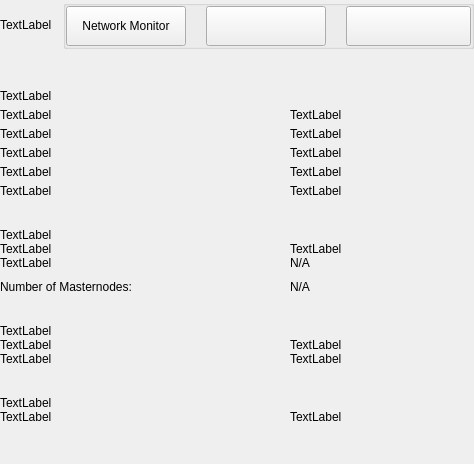
The window that src/qt/rapids/settings/forms/settingsinformationwidget.ui (RapidsOfficial/Rapids) describes before a commit, drawn with Qt 5.
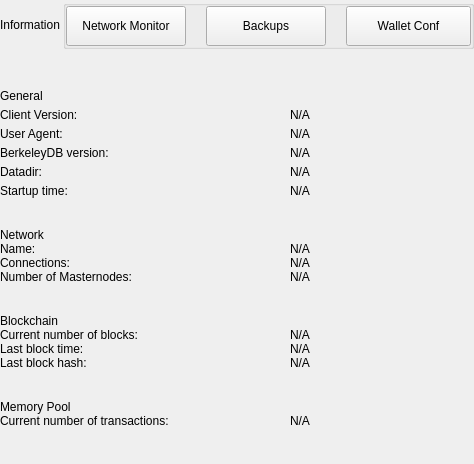
The same window after the commit.

Patch:
```diff
--- a/src/qt/rapids/settings/forms/settingsinformationwidget.ui
+++ b/src/qt/rapids/settings/forms/settingsinformationwidget.ui
@@ -57,7 +57,7 @@
           <item>
            <widget class="QLabel" name="labelTitle">
             <property name="text">
-             <string>TextLabel</string>
+             <string>Information</string>
             </property>
            </widget>
           </item>
@@ -135,7 +135,7 @@
                 <enum>Qt::NoFocus</enum>
                </property>
                <property name="text">
-                <string/>
+                <string>Backups</string>
                </property>
                <property name="checkable">
                 <bool>false</bool>
@@ -163,7 +163,7 @@
                 <enum>Qt::NoFocus</enum>
                </property>
                <property name="text">
-                <string/>
+                <string>Wallet Conf</string>
                </property>
                <property name="checkable">
                 <bool>false</bool>
@@ -218,7 +218,7 @@
            <item>
             <widget class="QLabel" name="labelTitleGeneral">
              <property name="text">
-              <string>TextLabel</string>
+              <string>General</string>
              </property>
             </widget>
            </item>
@@ -242,14 +242,14 @@
                 </size>
                </property>
                <property name="text">
-                <string>TextLabel</string>
+                <string>Client Version:</string>
                </property>
               </widget>
              </item>
              <item>
               <widget class="QLabel" name="labelInfoClient">
                <property name="text">
-                <string>TextLabel</string>
+                <string notr="true">N/A</string>
                </property>
               </widget>
              </item>
@@ -275,14 +275,14 @@
                 </size>
                </property>
                <property name="text">
-                <string>TextLabel</string>
+                <string>User Agent:</string>
                </property>
               </widget>
              </item>
              <item>
               <widget class="QLabel" name="labelInfoAgent">
                <property name="text">
-                <string>TextLabel</string>
+                <string notr="true">N/A</string>
                </property>
               </widget>
              </item>
@@ -308,14 +308,14 @@
                 </size>
                </property>
                <property name="text">
-                <string>TextLabel</string>
+                <string>BerkeleyDB version:</string>
                </property>
               </widget>
              </item>
              <item>
               <widget class="QLabel" name="labelInfoBerkeley">
                <property name="text">
-                <string>TextLabel</string>
+                <string notr="true">N/A</string>
                </property>
               </widget>
              </item>
@@ -341,14 +341,14 @@
                 </size>
                </property>
                <property name="text">
-                <string>TextLabel</string>
+                <string>Datadir:</string>
                </property>
               </widget>
              </item>
              <item>
               <widget class="QLabel" name="labelInfoDataDir">
                <property name="text">
-                <string>TextLabel</string>
+                <string notr="true">N/A</string>
                </property>
                <property name="wordWrap">
                 <bool>true</bool>
@@ -377,14 +377,14 @@
                 </size>
                </property>
                <property name="text">
-                <string>TextLabel</string>
+                <string>Startup time:</string>
                </property>
               </widget>
              </item>
              <item>
               <widget class="QLabel" name="labelInfoTime">
                <property name="text">
-                <string>TextLabel</string>
+                <string notr="true">N/A</string>
                </property>
               </widget>
              </item>
@@ -412,7 +412,7 @@
         <item>
          <widget class="QLabel" name="labelTitleNetwork">
           <property name="text">
-           <string>TextLabel</string>
+           <string>Network</string>
           </property>
          </widget>
         </item>
@@ -436,37 +436,24 @@
              </size>
             </property>
             <property name="text">
-             <string>TextLabel</string>
+             <string>Name:</string>
             </property>
            </widget>
           </item>
           <item>
            <widget class="QLabel" name="labelInfoName">
             <property name="text">
-             <string>TextLabel</string>
+             <string notr="true">N/A</string>
             </property>
            </widget>
           </item>
          </layout>
         </item>
         <item>
-         <widget class="QWidget" name="layoutOptions2" native="true">
           <layout class="QHBoxLayout" name="horizontalConnections" stretch="0,1">
            <property name="spacing">
             <number>0</number>
            </property>
-           <property name="leftMargin">
-            <number>0</number>
-           </property>
-           <property name="topMargin">
-            <number>0</number>
-           </property>
-           <property name="rightMargin">
-            <number>0</number>
-           </property>
-           <property name="bottomMargin">
-            <number>10</number>
-           </property>
            <item>
             <widget class="QLabel" name="labelTitleConnections">
              <property name="minimumSize">
@@ -482,7 +469,7 @@
               </size>
              </property>
              <property name="text">
-              <string>TextLabel</string>
+             <string>Connections:</string>
              </property>
             </widget>
            </item>
@@ -500,10 +487,9 @@
                         </widget>
                       </item>
                     </layout>
-                  </widget>
                 </item>
                 <item>
-                  <widget class="QWidget" name="layoutOptions2_1" native="true">
+         <widget class="QWidget" name="layoutOptions2" native="true">
                     <layout class="QHBoxLayout" name="horizontalMasternodes" stretch="0,1">
                       <property name="spacing">
                         <number>0</number>
@@ -574,7 +560,7 @@
         <item>
          <widget class="QLabel" name="labelTitleBlockchain">
           <property name="text">
-           <string>TextLabel</string>
+           <string>Blockchain</string>
           </property>
          </widget>
         </item>
@@ -598,37 +584,24 @@
              </size>
             </property>
             <property name="text">
-             <string>TextLabel</string>
+             <string>Current number of blocks:</string>
             </property>
            </widget>
           </item>
           <item>
            <widget class="QLabel" name="labelInfoBlockNumber">
             <property name="text">
-             <string>TextLabel</string>
+             <string notr="true">N/A</string>
             </property>
            </widget>
           </item>
          </layout>
         </item>
         <item>
-         <widget class="QWidget" name="layoutOptions3" native="true">
           <layout class="QHBoxLayout" name="horizontalBlockTime" stretch="0,1">
            <property name="spacing">
             <number>0</number>
            </property>
-           <property name="leftMargin">
-            <number>0</number>
-           </property>
-           <property name="topMargin">
-            <number>0</number>
-           </property>
-           <property name="rightMargin">
-            <number>0</number>
-           </property>
-           <property name="bottomMargin">
-            <number>10</number>
-           </property>
            <item>
             <widget class="QLabel" name="labelTitleBlockTime">
              <property name="minimumSize">
@@ -644,14 +617,66 @@
               </size>
              </property>
              <property name="text">
-              <string>TextLabel</string>
+             <string>Last block time:</string>
              </property>
             </widget>
            </item>
            <item>
             <widget class="QLabel" name="labelInfoBlockTime">
              <property name="text">
-              <string>TextLabel</string>
+             <string notr="true">N/A</string>
+            </property>
+           </widget>
+          </item>
+         </layout>
+        </item>
+        <item>
+         <widget class="QWidget" name="layoutOptions3" native="true">
+          <layout class="QHBoxLayout" name="horizontalBlockHash" stretch="0,1">
+           <property name="spacing">
+            <number>0</number>
+           </property>
+           <property name="leftMargin">
+            <number>0</number>
+           </property>
+           <property name="topMargin">
+            <number>0</number>
+           </property>
+           <property name="rightMargin">
+            <number>0</number>
+           </property>
+           <property name="bottomMargin">
+            <number>10</number>
+           </property>
+           <item>
+            <widget class="QLabel" name="labelTitleBlockHash">
+             <property name="minimumSize">
+              <size>
+               <width>290</width>
+               <height>0</height>
+              </size>
+             </property>
+             <property name="maximumSize">
+              <size>
+               <width>290</width>
+               <height>16777215</height>
+              </size>
+             </property>
+             <property name="text">
+              <string>Last block hash:</string>
+             </property>
+            </widget>
+           </item>
+           <item>
+            <widget class="QLabel" name="labelInfoBlockHash">
+             <property name="cursor">
+              <cursorShape>IBeamCursor</cursorShape>
+             </property>
+             <property name="textInteractionFlags">
+              <set>Qt::LinksAccessibleByMouse|Qt::TextSelectableByKeyboard|Qt::TextSelectableByMouse</set>
+             </property>
+             <property name="text">
+              <string notr="true">N/A</string>
              </property>
             </widget>
            </item>
@@ -677,7 +702,7 @@
         <item>
          <widget class="QLabel" name="labelTitleMemory">
           <property name="text">
-           <string>TextLabel</string>
+           <string>Memory Pool</string>
           </property>
          </widget>
         </item>
@@ -701,14 +726,14 @@
              </size>
             </property>
             <property name="text">
-             <string>TextLabel</string>
+             <string>Current number of transactions:</string>
             </property>
            </widget>
           </item>
           <item>
            <widget class="QLabel" name="labelInfoNumberTransactions">
             <property name="text">
-             <string>TextLabel</string>
+             <string notr="true">N/A</string>
             </property>
            </widget>
           </item>
```
Left out of the diff: 50 changed lines with no effect on the pictures. Lines whose indentation alone changed are shown as unchanged.
